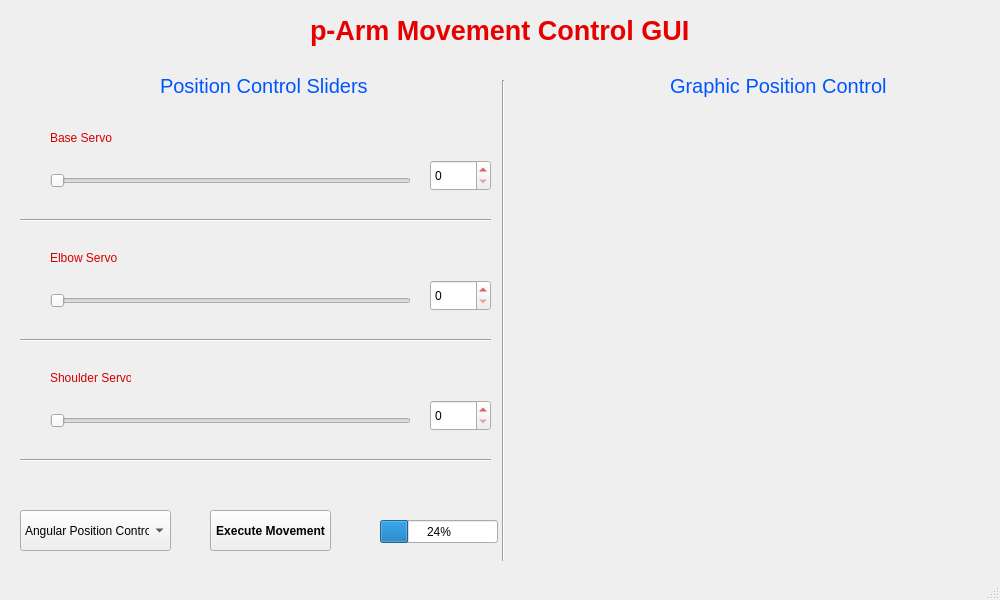
Old version of the form GUI/InProgressGUI.ui in the repository pArm-TFG/pArm-S1.
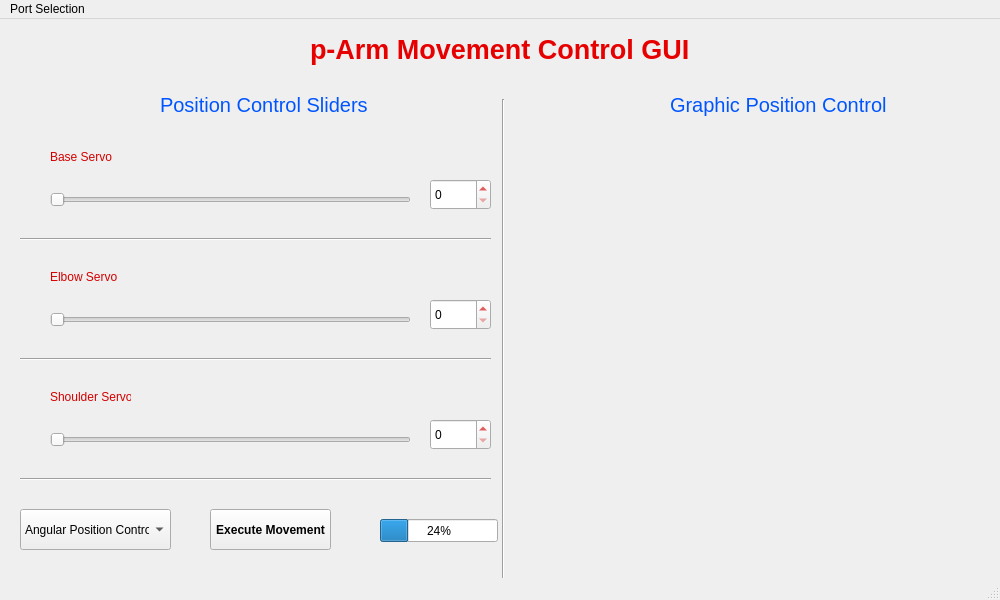
New version of the form.

Commit message: Added interface class used to connect GUI widgets with the logic code

Patch:
```diff
--- a/GUI/InProgressGUI.ui
+++ b/GUI/InProgressGUI.ui
@@ -332,7 +332,7 @@
     <property name="geometry">
      <rect>
       <x>20</x>
-      <y>510</y>
+      <y>490</y>
       <width>151</width>
       <height>41</height>
      </rect>
@@ -355,7 +355,7 @@
     <property name="geometry">
      <rect>
       <x>210</x>
-      <y>510</y>
+      <y>490</y>
       <width>121</width>
       <height>41</height>
      </rect>
@@ -455,7 +455,7 @@
     <property name="geometry">
      <rect>
       <x>380</x>
-      <y>520</y>
+      <y>500</y>
       <width>118</width>
       <height>23</height>
      </rect>
@@ -477,6 +477,12 @@
      <height>21</height>
     </rect>
    </property>
+   <widget class="QMenu" name="menuPort_Selection">
+    <property name="title">
+     <string>Port Selection</string>
+    </property>
+   </widget>
+   <addaction name="menuPort_Selection"/>
   </widget>
   <widget class="QStatusBar" name="statusbar"/>
  </widget>
```
Left out of the diff: 28 changed lines with no effect on the pictures. The commit also changes 2 other files.
